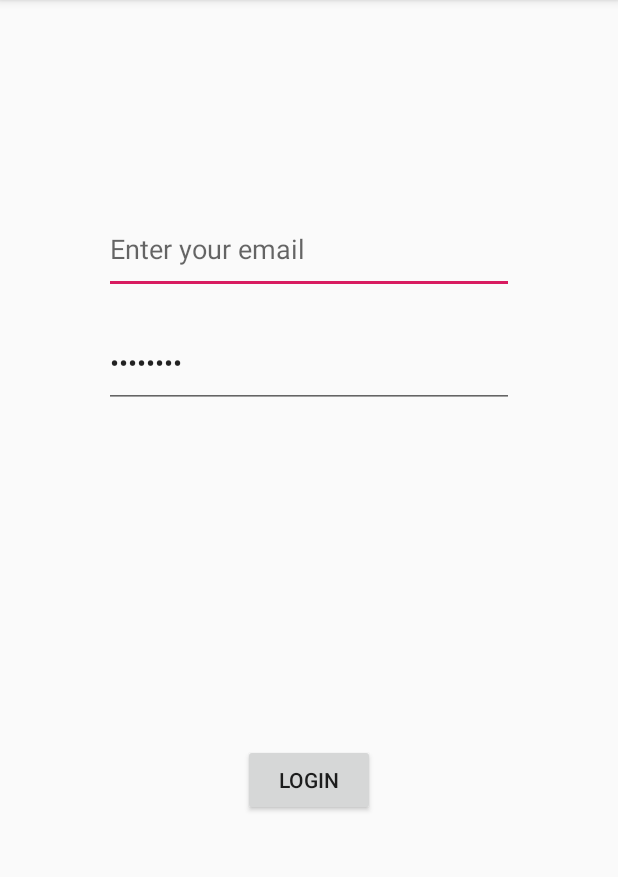
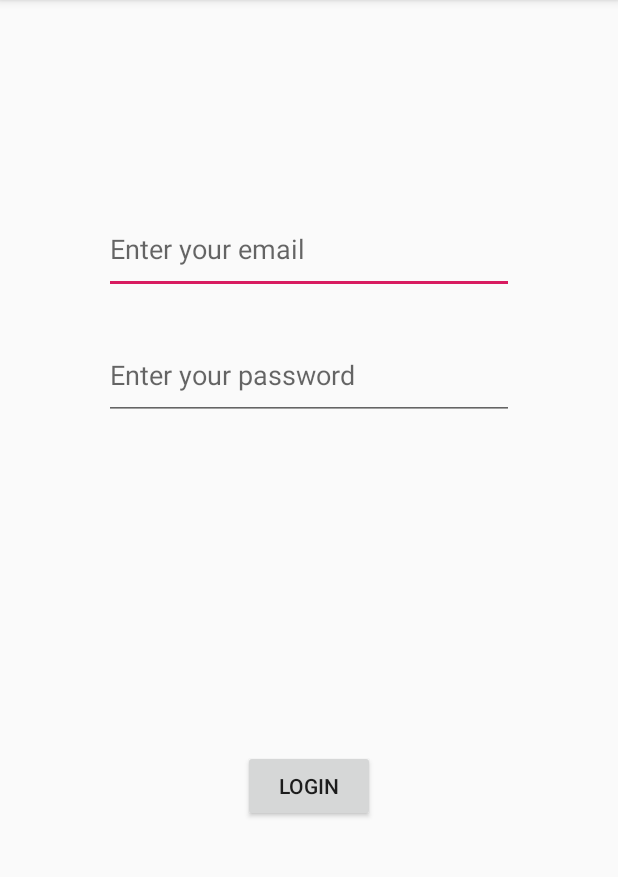
Before and after one commit to Dominodg/NearFoodCommunication, an Android app: the MainActivity screen opened directly, with no data from a screen before it, on a phone screen of 412 x 824 dp, the part 84-961 px from its top. Run offline under Robolectric (Android 15) with nearby library versions, the phone set to English and light mode, and no system bars.

Commit message:
login activity, display message update

```diff
--- a/app/src/main/AndroidManifest.xml
+++ b/app/src/main/AndroidManifest.xml
@@ -6,6 +6,7 @@
     <uses-permission android:name="android.permission.WRITE_EXTERNAL_STORAGE" />
     <uses-permission android:name="android.permission.READ_PHONE_STATE" />
     <uses-permission android:name="android.permission.READ_EXTERNAL_STORAGE" />
+    <uses-sdk android:minSdkVersion="10"/>
 
     <!--<intent-filter>-->
         <!--<action android:name="android.nfc.action.NDEF_DISCOVERED"/>-->
--- a/app/src/main/java/com/nearfoodcommunication/main/MainActivity.java
+++ b/app/src/main/java/com/nearfoodcommunication/main/MainActivity.java
@@ -6,17 +6,22 @@ import android.support.v7.app.AppCompatActivity;
 import android.os.Bundle;
 import android.util.Log;
 import android.view.View;
+import android.widget.Button;
 import android.widget.EditText;
-import android.nfc.NdefMessage;
-import android.nfc.NdefRecord;
-import android.nfc.NfcEvent;
+import android.widget.TextView;
 import android.widget.Toast;
+
 
 public class MainActivity extends AppCompatActivity {
 
     public final static String EXTRA_MESSAGE = "com.example.helloworld.MESSAGE";
 
     public static String TAG = "NFCLINK" + MainActivity.class.getSimpleName();
+
+    private EditText emailAddress;
+    private EditText password;
+    private TextView info;
+    private Button login;
 
     @Override
     protected void onCreate(Bundle savedInstanceState) {
@@ -25,11 +30,23 @@ public class MainActivity extends AppCompatActivity {
         Log.i(TAG, "getLink");
 
         setContentView(R.layout.activity_main);
+
+        emailAddress = (EditText)findViewById(R.id.etEmailAddress);
+        password = (EditText)findViewById(R.id.etPassword);
+        info = (TextView)findViewById(R.id.Info);
+        login = (Button)findViewById(R.id.btnLogin);
+
+        login.setOnClickListener(new View.OnClickListener() {
+            @Override
+            public void onClick(View view) {
+                loginValidate(emailAddress.getText().toString(), password.getText().toString());
+            }
+        });
     }
 
     NfcAdapter mNfcAdapter;
 
-    public void turnOnNfcBeam(){
+    public void turnOnNfcBeam () {
 
         if(mNfcAdapter == null)
         {
@@ -43,12 +60,14 @@ public class MainActivity extends AppCompatActivity {
 
     }
 
-    public void login(View view)
+    private void loginValidate(String userEmailAddress, String userPassword)
     {
-        Intent intent = new Intent(this, DisplayMessageActivity.class);
-        EditText editText = (EditText) findViewById(R.id.editText);
-        String email = editText.getText().toString();
-        intent.putExtra(EXTRA_MESSAGE, email);
-        startActivity(intent);
+        if ((userEmailAddress.equals("mlc@gmail.com")) && (userPassword.equals("12345"))) {
+            Intent intent = new Intent(MainActivity.this, DisplayMessageActivity.class);
+            startActivity(intent);
+        } else {
+            info.setText("Your email or your password is incorrect");
+        }
+
     }
 }
--- a/app/src/main/res/layout/activity_main.xml
+++ b/app/src/main/res/layout/activity_main.xml
@@ -7,44 +7,45 @@
     tools:context=".MainActivity">
 
     <EditText
-        android:id="@+id/editText"
+        android:id="@+id/etEmailAddress"
+        style="@style/Widget.AppCompat.Light.AutoCompleteTextView"
         android:layout_width="273dp"
         android:layout_height="60dp"
         android:layout_marginTop="136dp"
         android:ems="10"
-        android:hint="@string/login_data"
+        android:hint="Enter your email"
         android:inputType="textEmailAddress"
-        app:layout_constraintBottom_toTopOf="@+id/editText2"
+        android:textAppearance="@style/TextAppearance.AppCompat.Medium"
+        app:layout_constraintBottom_toTopOf="@+id/etPassword"
         app:layout_constraintEnd_toEndOf="parent"
-        app:layout_constraintHorizontal_bias="0.5"
         app:layout_constraintStart_toStartOf="parent"
         app:layout_constraintTop_toTopOf="parent" />
 
     <Button
-        android:id="@+id/button"
+        android:id="@+id/btnLogin"
         android:layout_width="wrap_content"
         android:layout_height="wrap_content"
-        android:onClick="login"
+        android:onClick="@string/login_data"
         android:text="@string/button_login"
         app:layout_constraintBottom_toBottomOf="parent"
         app:layout_constraintEnd_toEndOf="parent"
         app:layout_constraintHorizontal_bias="0.5"
         app:layout_constraintStart_toStartOf="parent"
-        app:layout_constraintTop_toBottomOf="@+id/editText2" />
+        app:layout_constraintTop_toBottomOf="@+id/etPassword" />
 
     <EditText
-        android:id="@+id/editText2"
+        android:id="@+id/etPassword"
+        style="@style/Widget.AppCompat.Light.AutoCompleteTextView"
         android:layout_width="273dp"
         android:layout_height="60dp"
-        android:layout_marginTop="16dp"
+        android:layout_marginTop="24dp"
         android:ems="10"
-        android:hint="@string/login_data_pass"
+        android:hint="Enter your password"
         android:inputType="textPassword"
-        android:text="@string/login_data_pass"
+        android:textAppearance="@style/TextAppearance.AppCompat.Medium"
         app:layout_constraintEnd_toEndOf="parent"
-        app:layout_constraintHorizontal_bias="0.5"
         app:layout_constraintStart_toStartOf="parent"
-        app:layout_constraintTop_toBottomOf="@+id/editText" />
+        app:layout_constraintTop_toBottomOf="@+id/etEmailAddress" />
 
     <android.support.constraint.Guideline
         android:id="@+id/guideline"
@@ -52,4 +53,21 @@
         android:layout_height="wrap_content"
         android:orientation="vertical"
         app:layout_constraintGuide_percent="0.15" />
+
+    <TextView
+        android:id="@+id/Info"
+        android:layout_width="108dp"
+        android:layout_height="35dp"
+        android:layout_marginStart="8dp"
+        android:layout_marginLeft="8dp"
+        android:layout_marginTop="8dp"
+        android:layout_marginEnd="8dp"
+        android:layout_marginRight="8dp"
+        android:layout_marginBottom="8dp"
+        app:layout_constraintBottom_toTopOf="@+id/btnLogin"
+        app:layout_constraintEnd_toEndOf="parent"
+        app:layout_constraintHorizontal_bias="0.498"
+        app:layout_constraintStart_toStartOf="parent"
+        app:layout_constraintTop_toBottomOf="@+id/etPassword"
+        app:layout_constraintVertical_bias="0.397" />
 </android.support.constraint.ConstraintLayout>
```
Also changed, not shown: app/src/main/res/layout/activity_display_message.xml (+9 -7 lines).
